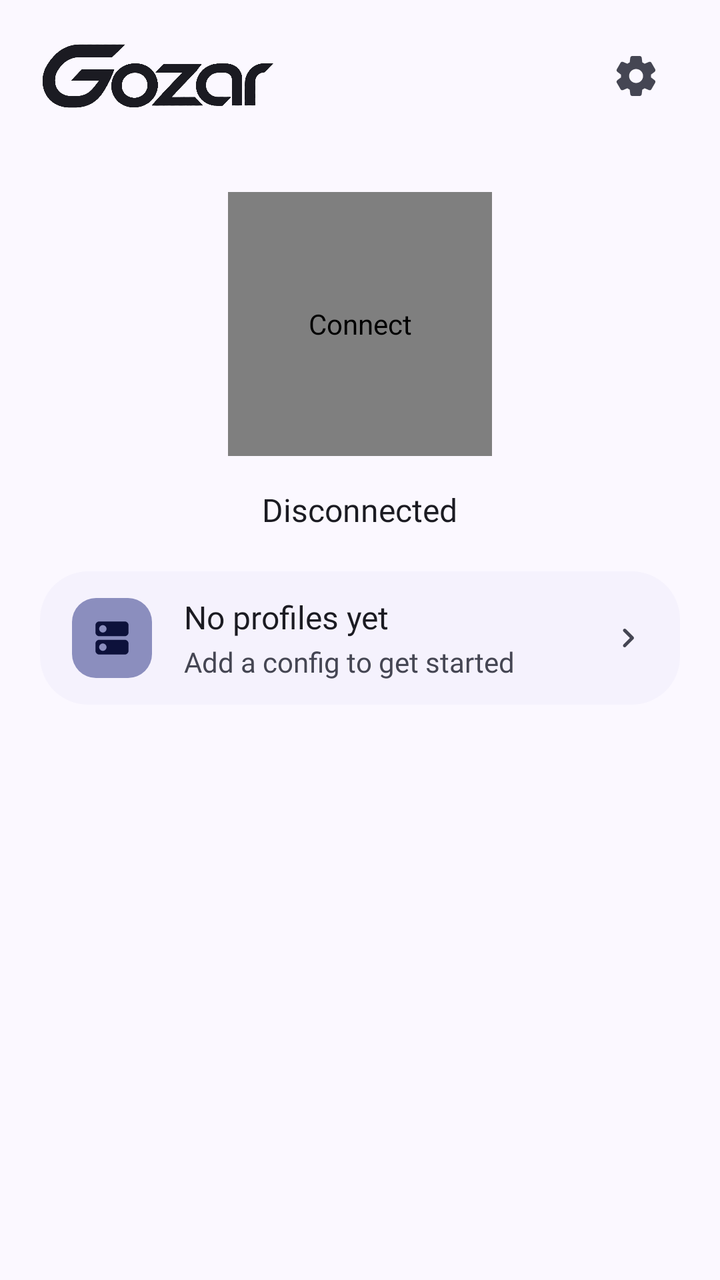
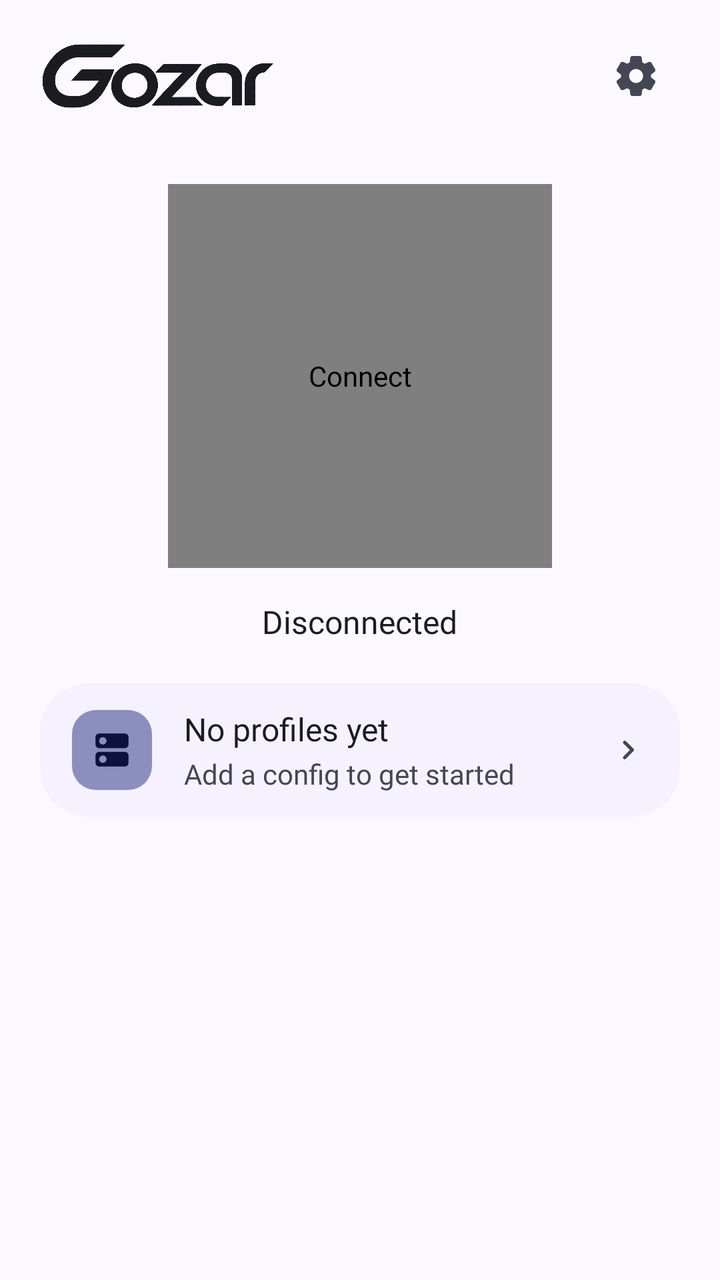

Compare the two renders of this Android layout. The source of the first and the diff that turns it into the second are given below.
<!-- AndroidManifest.xml: application theme AppTheme -->
<!-- res/layout/activity_main.xml -->
<?xml version="1.0" encoding="utf-8"?>
<androidx.core.widget.NestedScrollView xmlns:android="http://schemas.android.com/apk/res/android"
    xmlns:app="http://schemas.android.com/apk/res-auto"
    android:layout_width="match_parent"
    android:layout_height="match_parent"
    android:clipToPadding="false"
    android:fillViewport="true"
    android:scrollbars="none">

    <LinearLayout
        android:layout_width="match_parent"
        android:layout_height="wrap_content"
        android:gravity="center_horizontal"
        android:orientation="vertical"
        android:paddingStart="@dimen/screen_gutter"
        android:paddingTop="@dimen/sp_s"
        android:paddingEnd="@dimen/screen_gutter"
        android:paddingBottom="@dimen/sp_xxl">

        <LinearLayout
            android:layout_width="match_parent"
            android:layout_height="60dp"
            android:gravity="center_vertical"
            android:orientation="horizontal">

            <ImageView
                android:layout_width="wrap_content"
                android:layout_height="@dimen/logo_height"
                android:adjustViewBounds="true"
                android:contentDescription="@string/app_name"
                android:scaleType="fitStart"
                android:src="@drawable/logo"
                app:tint="?attr/colorOnSurface" />

            <View
                android:layout_width="0dp"
                android:layout_height="1dp"
                android:layout_weight="1" />

            <ImageView
                android:id="@+id/btnSettingsTop"
                android:layout_width="@dimen/icon_action"
                android:layout_height="@dimen/icon_action"
                android:background="?attr/selectableItemBackgroundBorderless"
                android:contentDescription="@string/settings"
                android:padding="10dp"
                android:src="@drawable/ic_settings"
                app:tint="?attr/colorOnSurfaceVariant" />
        </LinearLayout>

        <com.gozarwg.ConnectControl
            android:id="@+id/connectButton"
            android:layout_width="132dp"
            android:layout_height="132dp"
            android:layout_marginTop="28dp"
            android:background="?attr/selectableItemBackgroundBorderless"
            android:contentDescription="@string/connect" />

        <TextView
            android:id="@+id/tvStatus"
            android:layout_width="wrap_content"
            android:layout_height="wrap_content"
            android:layout_marginTop="@dimen/sp_l"
            android:gravity="center"
            android:text="@string/status_off"
            android:textAppearance="@style/TextAppearance.Gozar.TitleMedium"
            android:textColor="?attr/colorOnSurface" />

        <LinearLayout
            android:id="@+id/connectionInfo"
            android:layout_width="match_parent"
            android:layout_height="wrap_content"
            android:layout_marginTop="@dimen/sp_xl"
            android:gravity="center_horizontal"
            android:orientation="vertical"
            android:visibility="gone">

            <LinearLayout
                android:layout_width="wrap_content"
                android:layout_height="wrap_content"
                android:gravity="center_vertical"
                android:orientation="horizontal">

                <TextView
                    android:id="@+id/tvFlag"
                    android:layout_width="wrap_content"
                    android:layout_height="wrap_content"
                    android:includeFontPadding="false"
                    android:textAppearance="@style/TextAppearance.Gozar.HeadlineMedium" />

                <TextView
                    android:id="@+id/tvIp"
                    android:layout_width="wrap_content"
                    android:layout_height="wrap_content"
                    android:layout_marginStart="@dimen/sp_m"
                    android:includeFontPadding="false"
                    android:maxLines="1"
                    android:textAppearance="@style/TextAppearance.Gozar.HeadlineMedium"
                    android:textColor="?attr/colorOnSurface"
                    android:textDirection="ltr" />
            </LinearLayout>

            <TextView
                android:id="@+id/tvProvider"
                android:layout_width="match_parent"
                android:layout_height="wrap_content"
                android:layout_marginTop="@dimen/sp_s"
                android:gravity="center"
                android:maxLines="2"
                android:textAppearance="@style/TextAppearance.Gozar.BodyMedium"
                android:textColor="?attr/colorOnSurfaceVariant" />
        </LinearLayout>

        <LinearLayout
            android:id="@+id/statsRow"
            android:layout_width="match_parent"
            android:layout_height="wrap_content"
            android:layout_marginTop="@dimen/sp_xl"
            android:orientation="horizontal"
            android:visibility="gone">

            <LinearLayout
                android:layout_width="0dp"
                android:layout_height="wrap_content"
                android:layout_weight="1"
                android:gravity="center_horizontal"
                android:orientation="vertical">

                <ImageView
                    android:layout_width="52dp"
                    android:layout_height="52dp"
                    android:background="@drawable/frame_clover"
                    android:backgroundTint="@color/tile_container"
                    android:contentDescription="@string/download"
                    android:padding="13dp"
                    android:src="@drawable/ic_down"
                    app:tint="@color/tile_on_container" />

                <TextView
                    android:id="@+id/tvDown"
                    android:layout_width="match_parent"
                    android:layout_height="wrap_content"
                    android:layout_marginTop="@dimen/sp_s"
                    android:gravity="center"
                    android:maxLines="1"
                    android:text="0 B/s"
                    android:textAppearance="@style/TextAppearance.Gozar.TitleSmall"
                    android:textColor="?attr/colorOnSurface"
                    android:textDirection="ltr" />

                <TextView
                    android:layout_width="match_parent"
                    android:layout_height="wrap_content"
                    android:gravity="center"
                    android:maxLines="1"
                    android:text="@string/download"
                    android:textAppearance="@style/TextAppearance.Gozar.LabelSmall"
                    android:textColor="?attr/colorOnSurfaceVariant" />
            </LinearLayout>

            <LinearLayout
                android:layout_width="0dp"
                android:layout_height="wrap_content"
                android:layout_weight="1"
                android:gravity="center_horizontal"
                android:orientation="vertical">

                <ImageView
                    android:layout_width="52dp"
                    android:layout_height="52dp"
                    android:background="@drawable/frame_burst"
                    android:backgroundTint="@color/tile_container"
                    android:contentDescription="@string/upload"
                    android:padding="13dp"
                    android:src="@drawable/ic_up"
                    app:tint="@color/tile_on_container" />

                <TextView
                    android:id="@+id/tvUp"
                    android:layout_width="match_parent"
                    android:layout_height="wrap_content"
                    android:layout_marginTop="@dimen/sp_s"
                    android:gravity="center"
                    android:maxLines="1"
                    android:text="0 B/s"
                    android:textAppearance="@style/TextAppearance.Gozar.TitleSmall"
                    android:textColor="?attr/colorOnSurface"
                    android:textDirection="ltr" />

                <TextView
                    android:layout_width="match_parent"
                    android:layout_height="wrap_content"
                    android:gravity="center"
                    android:maxLines="1"
                    android:text="@string/upload"
                    android:textAppearance="@style/TextAppearance.Gozar.LabelSmall"
                    android:textColor="?attr/colorOnSurfaceVariant" />
            </LinearLayout>

            <LinearLayout
                android:layout_width="0dp"
                android:layout_height="wrap_content"
                android:layout_weight="1"
                android:gravity="center_horizontal"
                android:orientation="vertical">

                <ImageView
                    android:layout_width="52dp"
                    android:layout_height="52dp"
                    android:background="@drawable/frame_puff"
                    android:backgroundTint="@color/tile_container"
                    android:contentDescription="@string/total"
                    android:padding="13dp"
                    android:src="@drawable/ic_data"
                    app:tint="@color/tile_on_container" />

                <TextView
                    android:id="@+id/tvTotal"
                    android:layout_width="match_parent"
                    android:layout_height="wrap_content"
                    android:layout_marginTop="@dimen/sp_s"
                    android:gravity="center"
                    android:maxLines="1"
                    android:text="0 B"
                    android:textAppearance="@style/TextAppearance.Gozar.TitleSmall"
                    android:textColor="?attr/colorOnSurface"
                    android:textDirection="ltr" />

                <TextView
                    android:layout_width="match_parent"
                    android:layout_height="wrap_content"
                    android:gravity="center"
                    android:maxLines="1"
                    android:text="@string/total"
                    android:textAppearance="@style/TextAppearance.Gozar.LabelSmall"
                    android:textColor="?attr/colorOnSurfaceVariant" />
            </LinearLayout>

            <LinearLayout
                android:layout_width="0dp"
                android:layout_height="wrap_content"
                android:layout_weight="1"
                android:gravity="center_horizontal"
                android:orientation="vertical">

                <ImageView
                    android:layout_width="52dp"
                    android:layout_height="52dp"
                    android:background="@drawable/frame_flower"
                    android:backgroundTint="@color/tile_container"
                    android:contentDescription="@string/handshake"
                    android:padding="13dp"
                    android:src="@drawable/ic_sync"
                    app:tint="@color/tile_on_container" />

                <TextView
                    android:id="@+id/tvHandshake"
                    android:layout_width="match_parent"
                    android:layout_height="wrap_content"
                    android:layout_marginTop="@dimen/sp_s"
                    android:gravity="center"
                    android:maxLines="1"
                    android:text="@string/now"
                    android:textAppearance="@style/TextAppearance.Gozar.TitleSmall"
                    android:textColor="?attr/colorOnSurface" />

                <TextView
                    android:layout_width="match_parent"
                    android:layout_height="wrap_content"
                    android:gravity="center"
                    android:maxLines="2"
                    android:text="@string/hs_short"
                    android:textAppearance="@style/TextAppearance.Gozar.LabelSmall"
                    android:textColor="?attr/colorOnSurfaceVariant" />
            </LinearLayout>
        </LinearLayout>

        <LinearLayout
            android:id="@+id/profileCard"
            style="@style/Gozar.Row"
            android:layout_marginTop="@dimen/sp_xl">

            <ImageView
                android:id="@+id/profileTile"
                style="@style/Gozar.Tile"
                android:background="@drawable/tile"
                android:backgroundTint="?attr/colorSecondaryContainer"
                android:contentDescription="@string/select_profile"
                android:src="@drawable/ic_dns"
                app:tint="?attr/colorOnSecondaryContainer" />

            <LinearLayout style="@style/Gozar.Row.Text">

                <TextView
                    android:id="@+id/tvCurrentName"
                    style="@style/Gozar.Row.Title"
                    android:ellipsize="end"
                    android:maxLines="1"
                    android:text="@string/empty_title" />

                <TextView
                    android:id="@+id/tvCurrentMeta"
                    style="@style/Gozar.Row.Subtitle"
                    android:maxLines="1"
                    android:text="@string/empty_desc" />
            </LinearLayout>

            <ImageView
                style="@style/Gozar.Row.Chevron"
                android:contentDescription="@string/select_profile" />
        </LinearLayout>

    </LinearLayout>
</androidx.core.widget.NestedScrollView>
<!-- resources referenced by this layout -->
<resources>
  <color name="tile_container">#4A55C7</color>
  <color name="tile_on_container">#FAF7FF</color>
  <dimen name="icon_action">44dp</dimen>
  <dimen name="logo_height">34dp</dimen>
  <dimen name="screen_gutter">20dp</dimen>
  <dimen name="sp_l">16dp</dimen>
  <dimen name="sp_m">12dp</dimen>
  <dimen name="sp_s">8dp</dimen>
  <dimen name="sp_xl">20dp</dimen>
  <dimen name="sp_xxl">24dp</dimen>
  <string name="app_name">GozarWG</string>
  <string name="connect">Connect</string>
  <string name="download">Download</string>
  <string name="empty_desc">Add a config to get started</string>
  <string name="empty_title">No profiles yet</string>
  <string name="handshake">Last handshake</string>
  <string name="hs_short">Handshake</string>
  <string name="now">now</string>
  <string name="select_profile">Choose a profile</string>
  <string name="settings">Settings</string>
  <string name="status_off">Disconnected</string>
  <string name="total">Total</string>
  <string name="upload">Upload</string>
  <dimen name="tile_radius">12dp</dimen>
  <color name="m3_secondary_container">#8B8EBE</color>
  <dimen name="row_gap">8dp</dimen>
  <dimen name="row_height">64dp</dimen>
  <dimen name="row_pad_start">16dp</dimen>
  <dimen name="row_pad_end">16dp</dimen>
  <dimen name="tile_size">40dp</dimen>
  <color name="m3_primary">#2F3AAD</color>
  <color name="m3_on_primary">#FFFFFF</color>
  <color name="m3_primary_container">#4A55C7</color>
  <color name="m3_on_primary_container">#FAF7FF</color>
  <color name="m3_inverse_primary">#BDC2FF</color>
  <color name="m3_secondary">#424671</color>
  <color name="m3_on_secondary">#FFFFFF</color>
  <color name="m3_on_secondary_container">#0D113B</color>
  <color name="m3_tertiary">#7F3000</color>
  <color name="m3_on_tertiary">#FFFFFF</color>
  <color name="m3_tertiary_container">#A74201</color>
  <color name="m3_on_tertiary_container">#FFF7F5</color>
  <color name="m3_error">#98000A</color>
  <color name="m3_on_error">#FFFFFF</color>
  <color name="m3_error_container">#FF574B</color>
  <color name="m3_on_error_container">#360001</color>
  <color name="m3_surface">#FBF8FF</color>
  <color name="m3_on_surface">#1B1B22</color>
  <color name="m3_surface_variant">#E2E1F2</color>
  <color name="m3_on_surface_variant">#454653</color>
  <color name="m3_surface_container_lowest">#FFFFFF</color>
  <color name="m3_surface_container_low">#F5F2FD</color>
  <color name="m3_surface_container">#ECEAF4</color>
  <color name="m3_surface_container_high">#E3E1EB</color>
  <color name="m3_surface_container_highest">#DBD9E3</color>
  <color name="m3_surface_bright">#FBF8FF</color>
  <color name="m3_surface_dim">#D1CFD9</color>
  <color name="m3_inverse_surface">#303037</color>
  <color name="m3_inverse_on_surface">#F2EFFA</color>
  <color name="m3_outline">#636372</color>
  <color name="m3_outline_variant">#9190A0</color>
  <color name="m3_ripple">#12000000</color>
  <style name="ShapeAppearance.Gozar.ExtraSmall" parent="">
          <item name="cornerFamily">rounded</item>
          <item name="cornerSize">8dp</item>
      </style>
  <style name="ShapeAppearance.Gozar.Small" parent="">
          <item name="cornerFamily">rounded</item>
          <item name="cornerSize">12dp</item>
      </style>
  <style name="ShapeAppearance.Gozar.Medium" parent="">
          <item name="cornerFamily">rounded</item>
          <item name="cornerSize">16dp</item>
      </style>
  <style name="ShapeAppearance.Gozar.Large" parent="">
          <item name="cornerFamily">rounded</item>
          <item name="cornerSize">24dp</item>
      </style>
  <style name="ShapeAppearance.Gozar.ExtraLarge" parent="">
          <item name="cornerFamily">rounded</item>
          <item name="cornerSize">32dp</item>
      </style>
  <!-- unchanged entries left out for length: 43 -->
</resources>

<!-- the commit's change to res/layout/activity_main.xml (unified diff, before → after) -->
@@ -50,9 +50,9 @@
 
         <com.gozarwg.ConnectControl
             android:id="@+id/connectButton"
-            android:layout_width="132dp"
-            android:layout_height="132dp"
-            android:layout_marginTop="28dp"
+            android:layout_width="192dp"
+            android:layout_height="192dp"
+            android:layout_marginTop="24dp"
             android:background="?attr/selectableItemBackgroundBorderless"
             android:contentDescription="@string/connect" />
 
@@ -81,21 +81,31 @@
                 android:gravity="center_vertical"
                 android:orientation="horizontal">
 
+                <ImageView
+                    android:id="@+id/ivFlag"
+                    android:layout_width="38dp"
+                    android:layout_height="26dp"
+                    android:adjustViewBounds="true"
+                    android:contentDescription="@string/location"
+                    android:scaleType="fitCenter"
+                    android:src="@drawable/flag_ir"
+                    android:visibility="gone" />
+
                 <TextView
                     android:id="@+id/tvFlag"
                     android:layout_width="wrap_content"
                     android:layout_height="wrap_content"
                     android:includeFontPadding="false"
-                    android:textAppearance="@style/TextAppearance.Gozar.HeadlineMedium" />
+                    android:textAppearance="@style/TextAppearance.Gozar.TitleLarge" />
 
                 <TextView
                     android:id="@+id/tvIp"
                     android:layout_width="wrap_content"
                     android:layout_height="wrap_content"
-                    android:layout_marginStart="@dimen/sp_m"
+                    android:layout_marginStart="@dimen/sp_s"
                     android:includeFontPadding="false"
                     android:maxLines="1"
-                    android:textAppearance="@style/TextAppearance.Gozar.HeadlineMedium"
+                    android:textAppearance="@style/TextAppearance.Gozar.TitleLarge"
                     android:textColor="?attr/colorOnSurface"
                     android:textDirection="ltr" />
             </LinearLayout>
<!-- resource entries referenced after the edit -->
@@ -10,6 +10,7 @@
   <dimen name="sp_s">8dp</dimen>
   <dimen name="sp_xl">20dp</dimen>
   <dimen name="sp_xxl">24dp</dimen>
+  <!-- drawable flag_ir: png bitmap (drawable-nodpi, 1866 bytes) -->
   <string name="app_name">GozarWG</string>
   <string name="connect">Connect</string>
   <string name="download">Download</string>
@@ -17,6 +18,7 @@
   <string name="empty_title">No profiles yet</string>
   <string name="handshake">Last handshake</string>
   <string name="hs_short">Handshake</string>
+  <string name="location">Location</string>
   <string name="now">now</string>
   <string name="select_profile">Choose a profile</string>
   <string name="settings">Settings</string>
